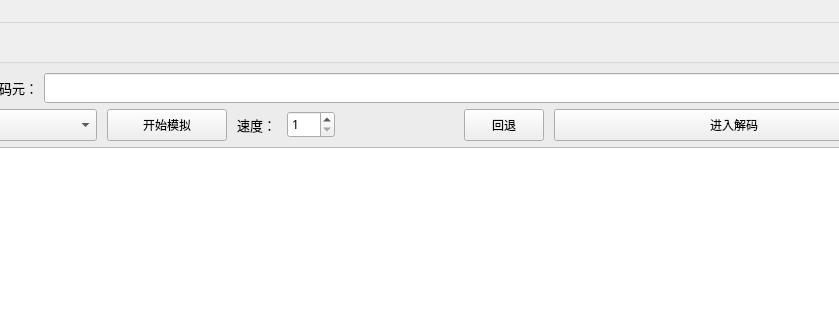
Old version of the form Transmitter/mainwindow.ui in the repository ryanmoon-s/Transmitter-simulation; both pictures show x 244 to 1083 and y 0 to 320 of the 1203 by 787 pixel window.
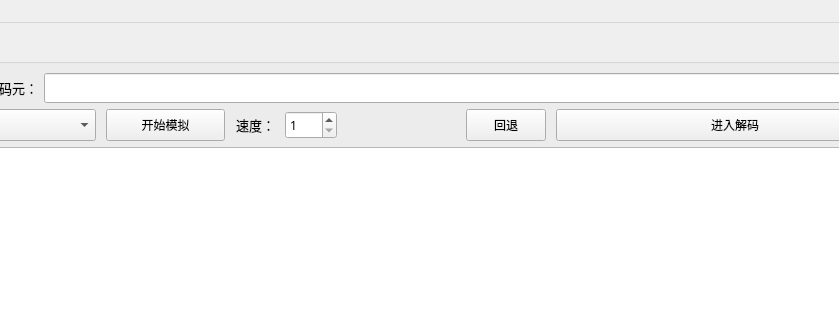
New version of the form. The open tabs and pages were chosen to show the change. Icons and pictures are not drawn. Custom widgets are drawn as their Qt base class.

The edit to the form file:
```diff
--- a/Transmitter/mainwindow.ui
+++ b/Transmitter/mainwindow.ui
@@ -363,7 +363,7 @@
                </item>
               </widget>
              </item>
-             <item row="0" column="3">
+             <item row="0" column="3" alignment="Qt::AlignRight">
               <widget class="QLabel" name="label_4">
                <property name="font">
                 <font>
@@ -380,8 +380,8 @@
               <widget class="QSpinBox" name="spinBox">
                <property name="minimumSize">
                 <size>
-                 <width>48</width>
-                 <height>27</height>
+                 <width>52</width>
+                 <height>28</height>
                 </size>
                </property>
                <property name="minimum">
```
